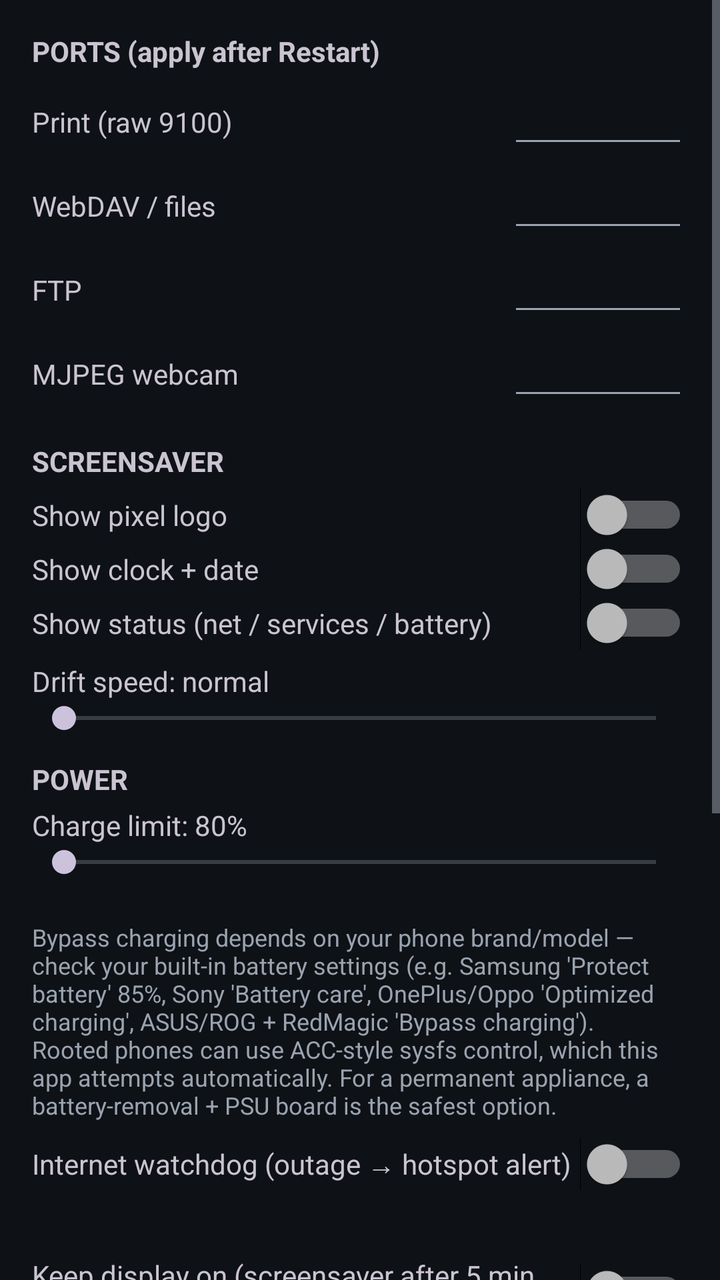
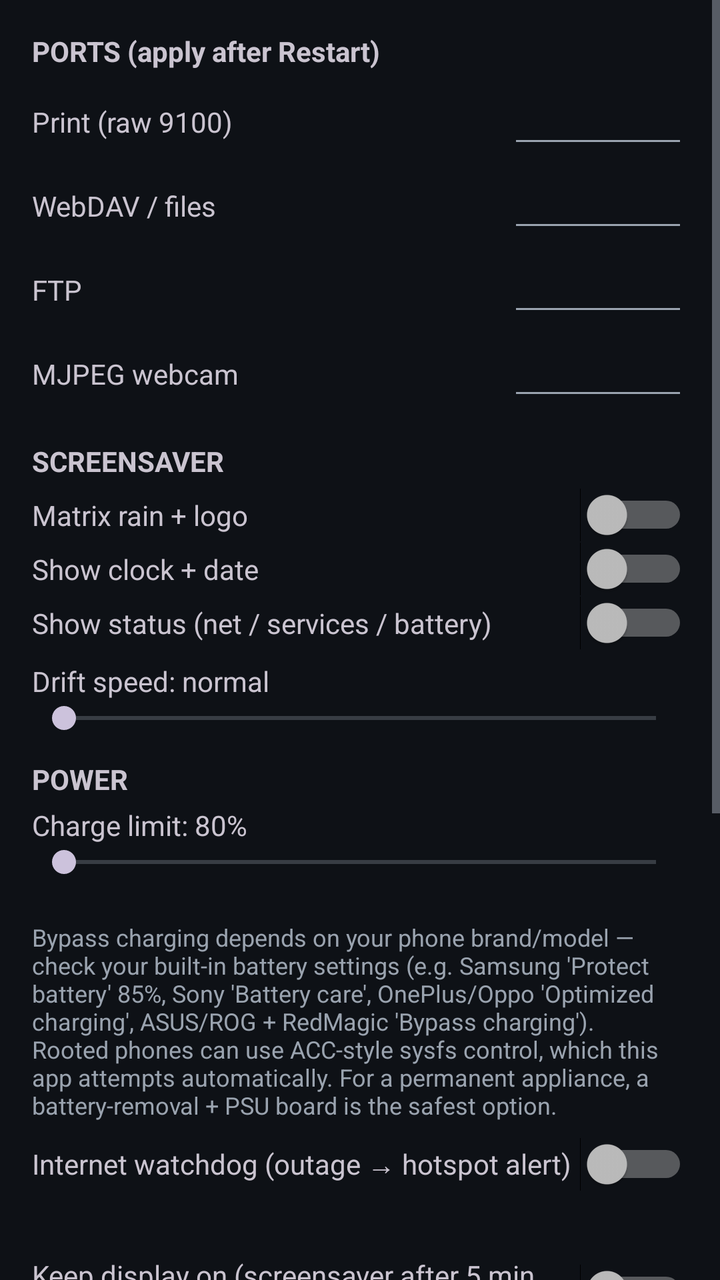

Two renders of the same Android screen: before a commit and after it. Below are the layout's source before the change and the commit's diff.
<!-- AndroidManifest.xml: application theme Theme.App -->
<!-- res/layout/activity_settings.xml -->
<?xml version="1.0" encoding="utf-8"?>
<ScrollView xmlns:android="http://schemas.android.com/apk/res/android"
    android:layout_width="match_parent"
    android:layout_height="match_parent">

    <LinearLayout
        android:layout_width="match_parent"
        android:layout_height="wrap_content"
        android:orientation="vertical"
        android:padding="16dp">

        <TextView
            android:layout_width="match_parent"
            android:layout_height="wrap_content"
            android:text="PORTS (apply after Restart)"
            android:textStyle="bold"
            android:layout_marginBottom="8dp"/>

        <LinearLayout style="@style/Row">
            <TextView style="@style/RowLabel" android:text="Print (raw 9100)"/>
            <EditText android:id="@+id/etPrintPort" style="@style/PortEdit" android:inputType="number"/>
        </LinearLayout>
        <LinearLayout style="@style/Row">
            <TextView style="@style/RowLabel" android:text="WebDAV / files"/>
            <EditText android:id="@+id/etWebdavPort" style="@style/PortEdit" android:inputType="number"/>
        </LinearLayout>
        <LinearLayout style="@style/Row">
            <TextView style="@style/RowLabel" android:text="FTP"/>
            <EditText android:id="@+id/etFtpPort" style="@style/PortEdit" android:inputType="number"/>
        </LinearLayout>
        <LinearLayout style="@style/Row" android:layout_marginBottom="4dp">
            <TextView style="@style/RowLabel" android:text="MJPEG webcam"/>
            <EditText android:id="@+id/etMjpegPort" style="@style/PortEdit" android:inputType="number"/>
        </LinearLayout>

        <TextView
            android:layout_width="match_parent"
            android:layout_height="wrap_content"
            android:text="SCREENSAVER"
            android:textStyle="bold"
            android:layout_marginTop="12dp"
            android:layout_marginBottom="4dp"/>

        <LinearLayout
            android:layout_width="match_parent"
            android:layout_height="wrap_content"
            android:orientation="horizontal"
            android:gravity="center_vertical">
            <TextView
                android:layout_width="0dp"
                android:layout_height="wrap_content"
                android:layout_weight="1"
                android:text="Show pixel logo"/>
            <Switch
                android:id="@+id/swSaverLogo"
                android:layout_width="wrap_content"
                android:layout_height="wrap_content"/>
        </LinearLayout>

        <LinearLayout
            android:layout_width="match_parent"
            android:layout_height="wrap_content"
            android:orientation="horizontal"
            android:gravity="center_vertical">
            <TextView
                android:layout_width="0dp"
                android:layout_height="wrap_content"
                android:layout_weight="1"
                android:text="Show clock + date"/>
            <Switch
                android:id="@+id/swSaverClock"
                android:layout_width="wrap_content"
                android:layout_height="wrap_content"/>
        </LinearLayout>

        <LinearLayout
            android:layout_width="match_parent"
            android:layout_height="wrap_content"
            android:orientation="horizontal"
            android:gravity="center_vertical">
            <TextView
                android:layout_width="0dp"
                android:layout_height="wrap_content"
                android:layout_weight="1"
                android:text="Show status (net / services / battery)"/>
            <Switch
                android:id="@+id/swSaverStatus"
                android:layout_width="wrap_content"
                android:layout_height="wrap_content"/>
        </LinearLayout>

        <TextView
            android:id="@+id/tvSaverSpeed"
            android:layout_width="match_parent"
            android:layout_height="wrap_content"
            android:layout_marginTop="6dp"
            android:text="Drift speed: normal"/>

        <SeekBar
            android:id="@+id/sbSaverSpeed"
            android:layout_width="match_parent"
            android:layout_height="wrap_content"
            android:max="2"/>

        <TextView
            android:layout_width="match_parent"
            android:layout_height="wrap_content"
            android:text="POWER"
            android:textStyle="bold"
            android:layout_marginTop="12dp"
            android:layout_marginBottom="4dp"/>

        <TextView
            android:id="@+id/tvChargeLimit"
            android:layout_width="match_parent"
            android:layout_height="wrap_content"
            android:text="Charge limit: 80%"/>

        <SeekBar
            android:id="@+id/sbChargeLimit"
            android:layout_width="match_parent"
            android:layout_height="wrap_content"
            android:max="50"/>

        <TextView
            android:id="@+id/tvGuardStatus"
            android:layout_width="match_parent"
            android:layout_height="wrap_content"
            android:layout_marginBottom="4dp"
            android:textSize="12sp"/>

        <TextView
            android:layout_width="match_parent"
            android:layout_height="wrap_content"
            android:layout_marginBottom="8dp"
            android:textSize="12sp"
            android:text="Bypass charging depends on your phone brand/model — check your built-in battery settings (e.g. Samsung 'Protect battery' 85%, Sony 'Battery care', OnePlus/Oppo 'Optimized charging', ASUS/ROG + RedMagic 'Bypass charging'). Rooted phones can use ACC-style sysfs control, which this app attempts automatically. For a permanent appliance, a battery-removal + PSU board is the safest option."
            android:textColor="?android:attr/textColorSecondary"/>

        <LinearLayout
            android:layout_width="match_parent"
            android:layout_height="wrap_content"
            android:orientation="horizontal"
            android:gravity="center_vertical"
            android:layout_marginBottom="8dp">
            <TextView
                android:layout_width="0dp"
                android:layout_height="wrap_content"
                android:layout_weight="1"
                android:text="Internet watchdog (outage → hotspot alert)"/>
            <Switch
                android:id="@+id/swNetWatch"
                android:layout_width="wrap_content"
                android:layout_height="wrap_content"/>
        </LinearLayout>

        <TextView
            android:id="@+id/tvNetWatch"
            android:layout_width="match_parent"
            android:layout_height="wrap_content"
            android:layout_marginBottom="8dp"
            android:textSize="12sp"/>

        <LinearLayout
            android:layout_width="match_parent"
            android:layout_height="wrap_content"
            android:orientation="horizontal"
            android:gravity="center_vertical"
            android:layout_marginBottom="4dp">
            <TextView
                android:layout_width="0dp"
                android:layout_height="wrap_content"
                android:layout_weight="1"
                android:text="Keep display on (screensaver after 5 min idle)"/>
            <Switch
                android:id="@+id/swKeepScreen"
                android:layout_width="wrap_content"
                android:layout_height="wrap_content"/>
        </LinearLayout>

        <LinearLayout
            android:layout_width="match_parent"
            android:layout_height="wrap_content"
            android:orientation="horizontal"
            android:gravity="center_vertical"
            android:layout_marginBottom="16dp">
            <TextView
                android:layout_width="0dp"
                android:layout_height="wrap_content"
                android:layout_weight="1"
                android:text="Thermal throttling"/>
            <Switch
                android:id="@+id/swThermalThrottle"
                android:layout_width="wrap_content"
                android:layout_height="wrap_content"/>
        </LinearLayout>

        <TextView
            android:layout_width="match_parent"
            android:layout_height="wrap_content"
            android:text="ACCESS"
            android:textStyle="bold"
            android:layout_marginTop="12dp"
            android:layout_marginBottom="4dp"/>

        <EditText
            android:id="@+id/etUsername"
            android:layout_width="match_parent"
            android:layout_height="wrap_content"
            android:hint="Username"/>

        <EditText
            android:id="@+id/etPassword"
            android:layout_width="match_parent"
            android:layout_height="wrap_content"
            android:hint="Password"
            android:inputType="textPassword"/>

        <Button
            android:id="@+id/btnBatteryWhitelist"
            android:layout_width="match_parent"
            android:layout_height="wrap_content"
            android:layout_marginTop="12dp"
            android:text="Request battery-optimization exemption"/>

        <Button
            android:id="@+id/btnOemWhitelist"
            android:layout_width="match_parent"
            android:layout_height="wrap_content"
            android:text="Open OEM battery panel"/>

        <Button
            android:id="@+id/btnFactoryReset"
            android:layout_width="match_parent"
            android:layout_height="wrap_content"
            android:text="Factory reset settings"/>
    </LinearLayout>
</ScrollView>
<!-- resources referenced by this layout -->
<resources>
  <style name="PortEdit">
          <item name="android:layout_width">90dp</item>
          <item name="android:layout_height">wrap_content</item>
          <item name="android:textSize">14sp</item>
      </style>
  <style name="Row">
          <item name="android:layout_width">match_parent</item>
          <item name="android:layout_height">wrap_content</item>
          <item name="android:orientation">horizontal</item>
          <item name="android:gravity">center_vertical</item>
          <item name="android:layout_marginBottom">6dp</item>
      </style>
  <style name="RowLabel">
          <item name="android:layout_width">0dp</item>
          <item name="android:layout_height">wrap_content</item>
          <item name="android:layout_weight">1</item>
          <item name="android:textSize">14sp</item>
      </style>
  <style name="Theme.App" parent="Theme.Material3.Dark.NoActionBar">
          <item name="android:colorBackground">#0E1116</item>
          <item name="colorSurface">#171C24</item>
          <item name="colorPrimary">#4CAF93</item>
          <item name="colorOnPrimary">#06231C</item>
          <item name="android:statusBarColor">#0E1116</item>
          <item name="android:navigationBarColor">#0E1116</item>
          <item name="android:textColorPrimary">#E6E9EE</item>
          <item name="android:textColorSecondary">#9AA3AF</item>
      </style>
</resources>

<!-- the commit's change to res/layout/activity_settings.xml (unified diff, before → after) -->
@@ -50,7 +50,7 @@
                 android:layout_width="0dp"
                 android:layout_height="wrap_content"
                 android:layout_weight="1"
-                android:text="Show pixel logo"/>
+                android:text="Matrix rain + logo"/>
             <Switch
                 android:id="@+id/swSaverLogo"
                 android:layout_width="wrap_content"
